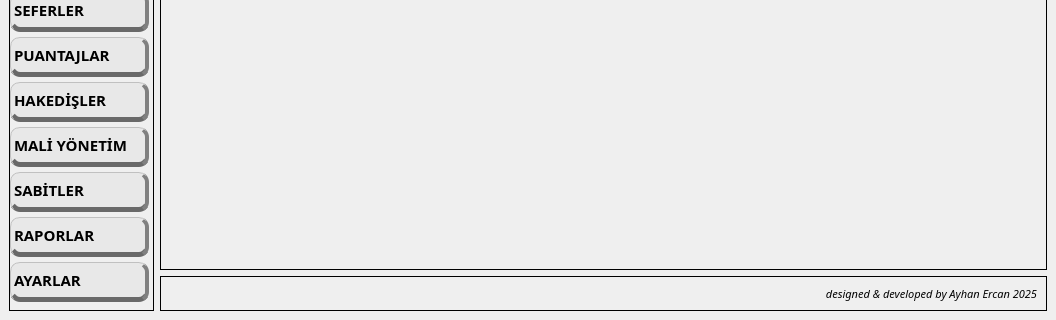
AyhanErcan70/SATTUP, file ui/ui_files/main_window.ui: the form before one commit; both pictures show x 0 to 1056 and y 493 to 813 of the 1056 by 813 pixel window.
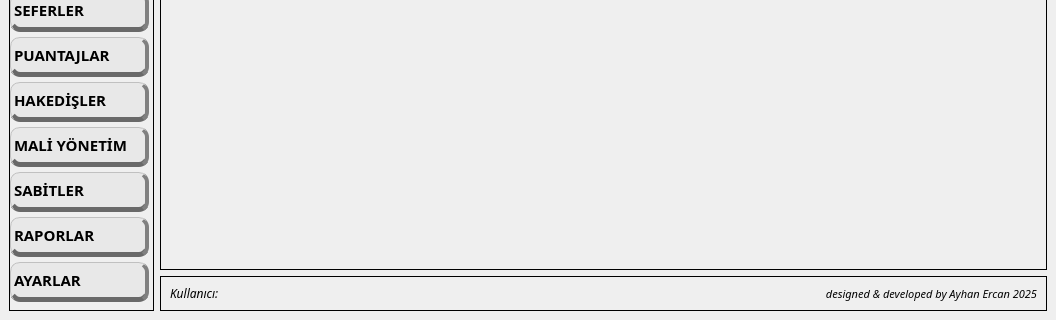
The form after the commit. Icons and pictures are not drawn.

```diff
--- a/ui/ui_files/main_window.ui
+++ b/ui/ui_files/main_window.ui
@@ -231,8 +231,21 @@
         <property name="frameShadow">
          <enum>QFrame::Shadow::Plain</enum>
         </property>
-        <layout class="QHBoxLayout" name="horizontalLayout_2">
-         <item alignment="Qt::AlignmentFlag::AlignTop">
+        <layout class="QGridLayout" name="gridLayout_10">
+         <item row="0" column="0">
+          <widget class="QLabel" name="lbl_user">
+           <property name="font">
+            <font>
+             <family>Century Gothic</family>
+             <italic>true</italic>
+            </font>
+           </property>
+           <property name="text">
+            <string>Kullanıcı: </string>
+           </property>
+          </widget>
+         </item>
+         <item row="0" column="1">
           <widget class="QLabel" name="lbl_footer">
            <property name="sizePolicy">
             <sizepolicy hsizetype="Preferred" vsizetype="Preferred">
```
Left out of the diff: 2 changed lines with no effect on the pictures.
